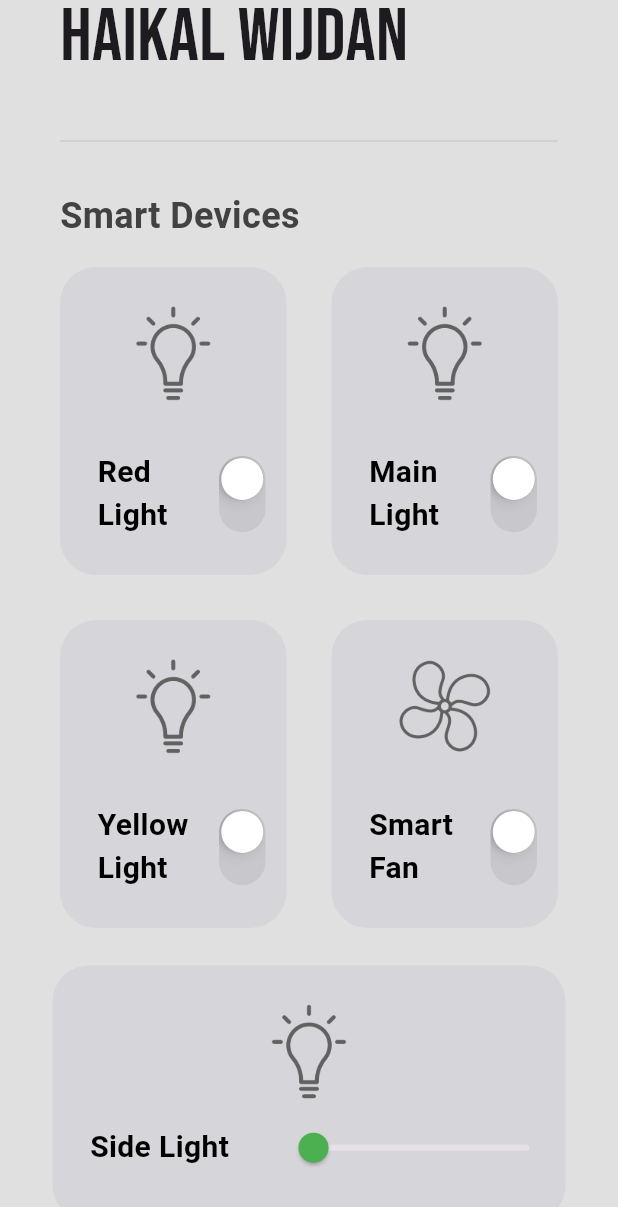
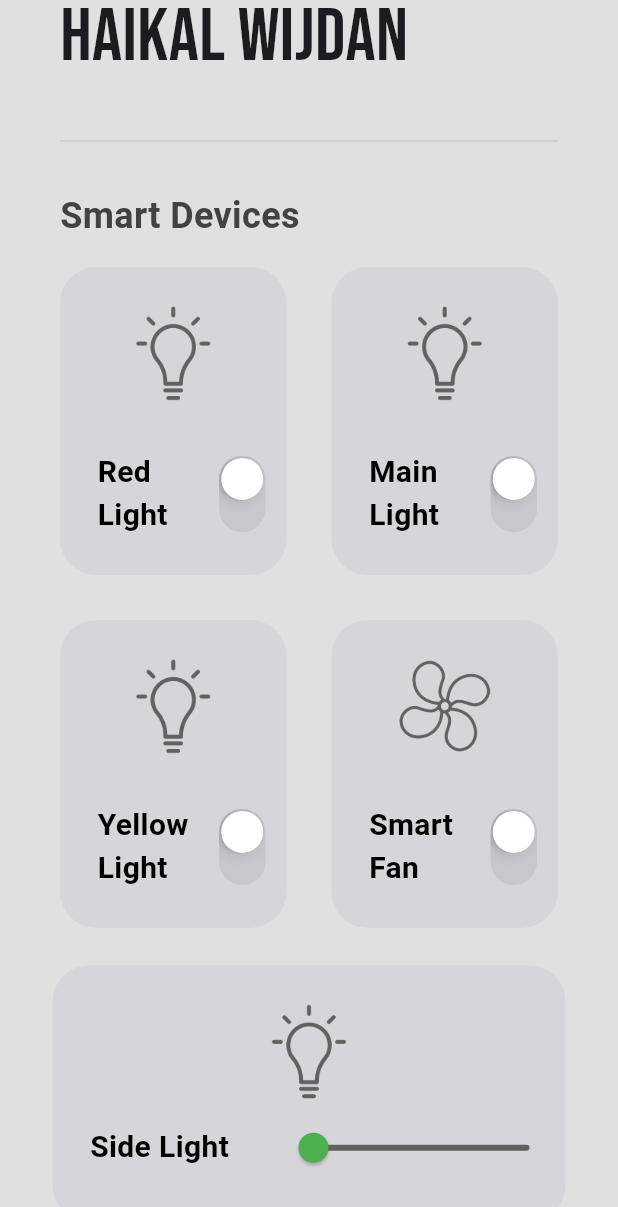
Before and after one commit to amoiiir/switchAR, a Flutter app: the screen it shows after launch, scrolled down 155 dp, on a phone screen of 412 x 824 dp. Shown: the top 1207 px of the screen. Run offline on Flutter 3.47's test engine with Material 3 defaults, Android fonts, the phone set to English and light mode, and no system bars; our stand-ins replace google_fonts; missing offline and left inert: external_app_launcher; network calls fail.

Commit message:
small changes

```diff
--- a/lib/util/sliderDevices.dart
+++ b/lib/util/sliderDevices.dart
@@ -58,6 +58,7 @@ class sliderDevices extends StatelessWidget {
                     onChanged: onChanged, // Use onChanged directly
                     min: 0.0,
                     max: 225.0,
+                    inactiveColor: Colors.grey.shade700,
                     activeColor: Colors.green,
                   ),
                 ],
```
